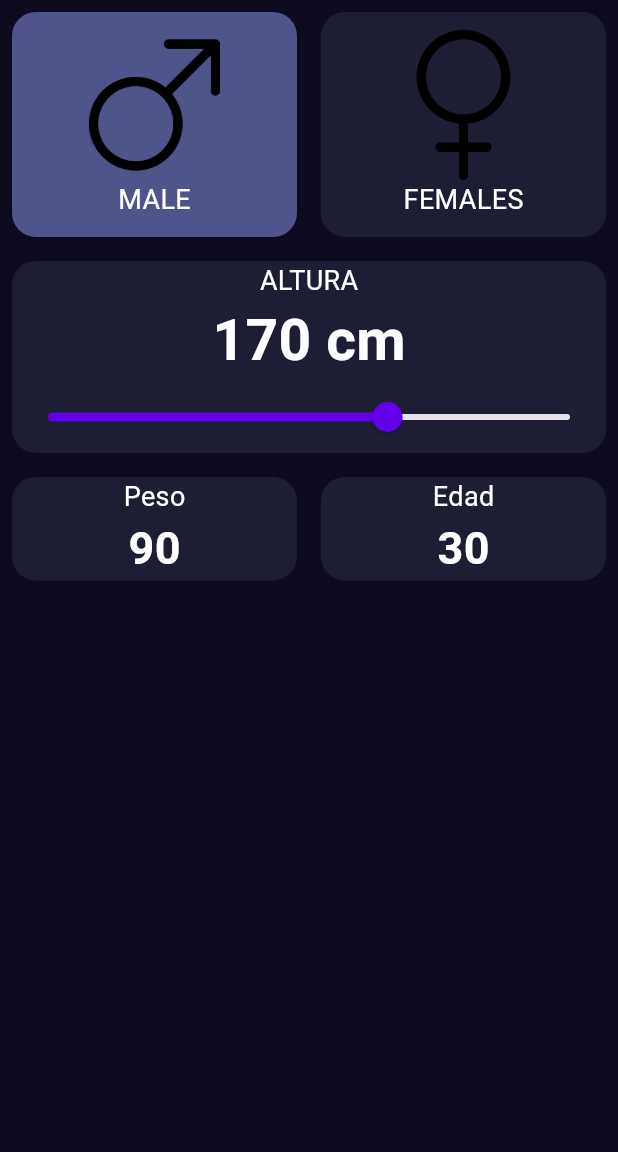
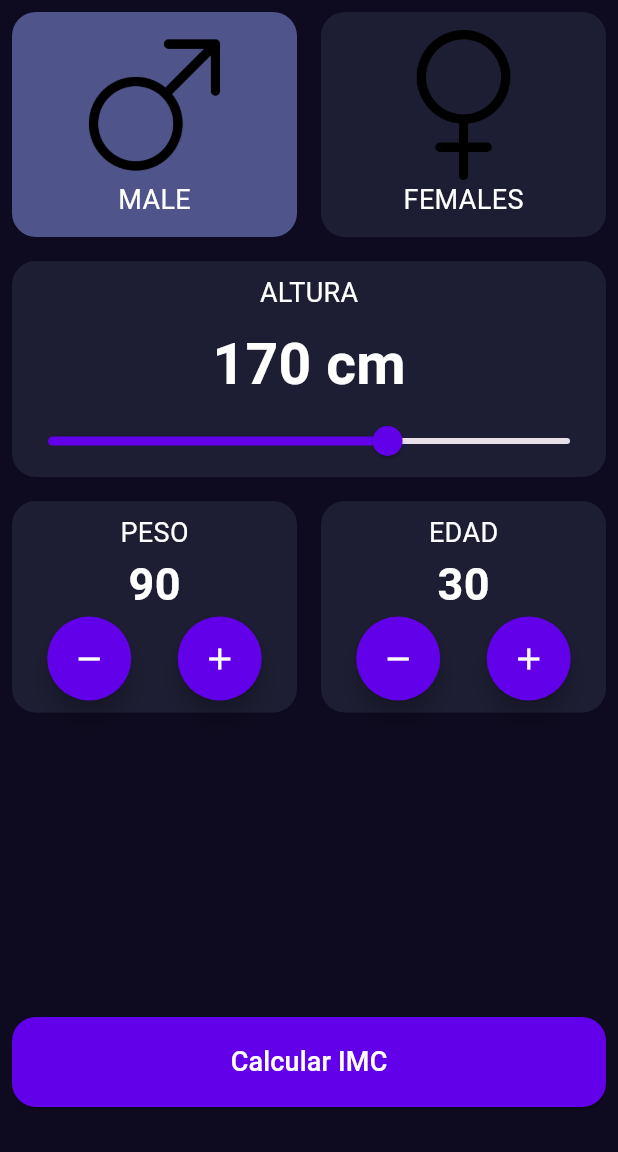
Before and after one commit to FelipeVelasquez1802/imc_calculator_flutter, a Flutter app: the screen it shows after launch, on a phone screen of 412 x 824 dp, the part 84-1236 px from its top. Run offline on Flutter 3.47's test engine with Material 3 defaults, Android fonts, the phone set to English and light mode, and no system bars.

Commit message:
feat: Add state management and interactivity to home screen
This commit introduces state management to the `ImcHomeScreen` and refactors the UI components to be controlled by the parent screen's state. This enables user interaction and prepares for the IMC calculation logic.

Key changes include:

-   **`imc_home_screen.dart`**:
    -   Introduced state variables for `selectedGender`, `selectedHeight`, `selectedWeight`, and `selectedAge`.
    -   Passed the state and `setState` callback functions down to the child components to handle user input.
    -   Added a "Calcular IMC" `ElevatedButton` at the bottom of the screen.

-   **Component Refactoring (State Lifting)**:
    -   **`GenderSelector`**, **`HeightSelector`**, and **`NumberSelector`** were converted from self-managed stateful widgets into widgets that receive their values and `onChanged` callbacks from the parent (`ImcHomeScreen`).
    -   This removes local state from the components, making them stateless in behavior and controlled by the home screen.

-   **`NumberSelector.dart`**:
    -   Added `+` and `-` `FloatingActionButton` controls to allow users to increment and decrement the weight and age values.

-   **UI & Styling**:
    -   Minor padding adjustments were made in `HeightSelector` and `NumberSelector` for better layout.
    -   Text in `NumberSelector` and `GenderSelector` is now consistently uppercased.

```diff
--- a/lib/components/gender_selector.dart
+++ b/lib/components/gender_selector.dart
@@ -2,15 +2,20 @@ import 'package:flutter/material.dart';
 import 'package:imc_calculator/components/card_component.dart';
 
 class GenderSelector extends StatefulWidget {
-  const GenderSelector({super.key});
+  final bool isSelectedGender;
+  final Function(bool) onGenderSelected;
+
+  const GenderSelector({
+    super.key,
+    required this.isSelectedGender,
+    required this.onGenderSelected,
+  });
 
   @override
   State<GenderSelector> createState() => _GenderSelectorState();
 }
 
 class _GenderSelectorState extends State<GenderSelector> {
-  bool _isSelectedGender = true;
-
   @override
   Widget build(BuildContext context) {
     return Row(
@@ -18,21 +23,17 @@ class _GenderSelectorState extends State<GenderSelector> {
         CardComponent(
           image: "assets/images/male.png",
           text: "Male".toUpperCase(),
-          isSelected: _isSelectedGender,
+          isSelected: widget.isSelectedGender,
           onTap: () {
-            setState(() {
-              _isSelectedGender = true;
-            });
+            widget.onGenderSelected(true);
           },
         ),
         CardComponent(
           image: "assets/images/female.png",
           text: "Females".toUpperCase(),
-          isSelected: !_isSelectedGender,
+          isSelected: !widget.isSelectedGender,
           onTap: () {
-            setState(() {
-              _isSelectedGender = false;
-            });
+            widget.onGenderSelected(false);
           },
         ),
       ],
--- a/lib/components/height_selector.dart
+++ b/lib/components/height_selector.dart
@@ -3,14 +3,20 @@ import 'package:imc_calculator/core/app_colors.dart';
 import 'package:imc_calculator/core/text_styles.dart';
 
 class HeightSelector extends StatefulWidget {
-  const HeightSelector({super.key});
+  final double height;
+  final Function(double) onChanged;
+
+  const HeightSelector({
+    super.key,
+    required this.height,
+    required this.onChanged,
+  });
 
   @override
   State<HeightSelector> createState() => _HeightSelectorState();
 }
 
 class _HeightSelectorState extends State<HeightSelector> {
-  double height = 170;
 
   @override
   Widget build(BuildContext context) {
@@ -23,9 +29,12 @@ class _HeightSelectorState extends State<HeightSelector> {
         ),
         child: Column(
           children: [
-            Text("Altura".toUpperCase(), style: TextStyles.bodyText),
+            Padding(
+              padding: EdgeInsets.all(8),
+              child: Text("Altura".toUpperCase(), style: TextStyles.bodyText),
+            ),
             Text(
-              "${height.toStringAsFixed(0)} cm",
+              "${widget.height.toStringAsFixed(0)} cm",
               style: TextStyle(
                 color: Colors.white,
                 fontSize: 38,
@@ -33,16 +42,14 @@ class _HeightSelectorState extends State<HeightSelector> {
               ),
             ),
             Slider(
-              value: height,
+              value: widget.height,
               onChanged: (value) {
-                setState(() {
-                  height = value;
-                });
+                widget.onChanged(value);
               },
               min: 20,
               max: 250,
               divisions: 230,
-              label: "$height",
+              label: "${widget.height}",
               activeColor: AppColors.primary,
             ),
           ],
--- a/lib/components/number_selector.dart
+++ b/lib/components/number_selector.dart
@@ -6,7 +6,7 @@ import '../core/text_styles.dart';
 class NumberSelector extends StatefulWidget {
   final String title;
   final int value;
-  final ValueChanged<int> onChanged;
+  final Function(int) onChanged;
 
   const NumberSelector({
     super.key,
@@ -30,9 +30,11 @@ class _NumberSelectorState extends State<NumberSelector> {
             color: AppColors.backgroundComponent,
             borderRadius: BorderRadius.circular(16),
           ),
+          child: Padding(
+            padding: EdgeInsets.all(8),
             child: Column(
               children: [
-              Text(widget.title, style: TextStyles.bodyText),
+                Text(widget.title.toUpperCase(), style: TextStyles.bodyText),
                 Text(
                   widget.value.toString(),
                   style: TextStyle(
@@ -41,7 +43,29 @@ class _NumberSelectorState extends State<NumberSelector> {
                     fontWeight: FontWeight.bold,
                   ),
                 ),
+                Row(
+                  mainAxisAlignment: MainAxisAlignment.spaceAround,
+                  children: [
+                    FloatingActionButton(
+                      onPressed: () {
+                        widget.onChanged(widget.value - 1);
+                      },
+                      shape: CircleBorder(),
+                      backgroundColor: AppColors.primary,
+                      child: Icon(Icons.remove, color: Colors.white),
+                    ),
+                    FloatingActionButton(
+                      onPressed: () {
+                        widget.onChanged(widget.value + 1);
+                      },
+                      shape: CircleBorder(),
+                      backgroundColor: AppColors.primary,
+                      child: Icon(Icons.add, color: Colors.white),
+                    ),
                   ],
+                ),
+              ],
+            ),
           ),
         ),
       ),
--- a/lib/screens/imc_home_screen.dart
+++ b/lib/screens/imc_home_screen.dart
@@ -1,7 +1,9 @@
-import 'package:flutter/cupertino.dart';
+import 'package:flutter/material.dart';
 import 'package:imc_calculator/components/gender_selector.dart';
 import 'package:imc_calculator/components/height_selector.dart';
 import 'package:imc_calculator/components/number_selector.dart';
+import 'package:imc_calculator/core/app_colors.dart';
+import 'package:imc_calculator/core/text_styles.dart';
 
 class ImcHomeScreen extends StatefulWidget {
   const ImcHomeScreen({super.key});
@@ -11,17 +13,72 @@ class ImcHomeScreen extends StatefulWidget {
 }
 
 class _ImcHomeScreenState extends State<ImcHomeScreen> {
+  bool selectedGender = true;
+  double selectedHeight = 170;
+  int selectedWeight = 90;
+  int selectedAge = 30;
+
   @override
   Widget build(BuildContext context) {
     return Column(
       children: [
-        GenderSelector(),
-        HeightSelector(),
+        GenderSelector(
+          isSelectedGender: selectedGender,
+          onGenderSelected: (newValue) {
+            setState(() {
+              selectedGender = newValue;
+            });
+          },
+        ),
+        HeightSelector(
+          height: selectedHeight,
+          onChanged: (newValue) {
+            setState(() {
+              selectedHeight = newValue;
+            });
+          },
+        ),
         Row(
           children: [
-            NumberSelector(title: "Peso", value: 90, onChanged: (value) {}),
-            NumberSelector(title: "Edad", value: 30, onChanged: (value) {}),
+            NumberSelector(
+              title: "Peso",
+              value: selectedWeight,
+              onChanged: (newValue) {
+                setState(() {
+                  selectedWeight = newValue;
+                });
+              },
+            ),
+            NumberSelector(
+              title: "Edad",
+              value: selectedAge,
+              onChanged: (newValue) {
+                setState(() {
+                  selectedAge = newValue;
+                });
+              },
+            ),
           ],
+        ),
+        Spacer(),
+        Padding(
+          padding: EdgeInsets.only(top: 10, bottom: 30, left: 8, right: 8),
+          child: SizedBox(
+            height: 60,
+            width: double.infinity,
+            child: ElevatedButton(
+              onPressed: () {},
+              style: ButtonStyle(
+                shape: WidgetStateProperty.all(
+                  RoundedRectangleBorder(
+                    borderRadius: BorderRadius.circular(16),
+                  ),
+                ),
+                backgroundColor: WidgetStateProperty.all(AppColors.primary),
+              ),
+              child: Text("Calcular IMC", style: TextStyles.bodyText),
+            ),
+          ),
         ),
       ],
     );
```
Lines whose indentation alone changed are shown as unchanged.
